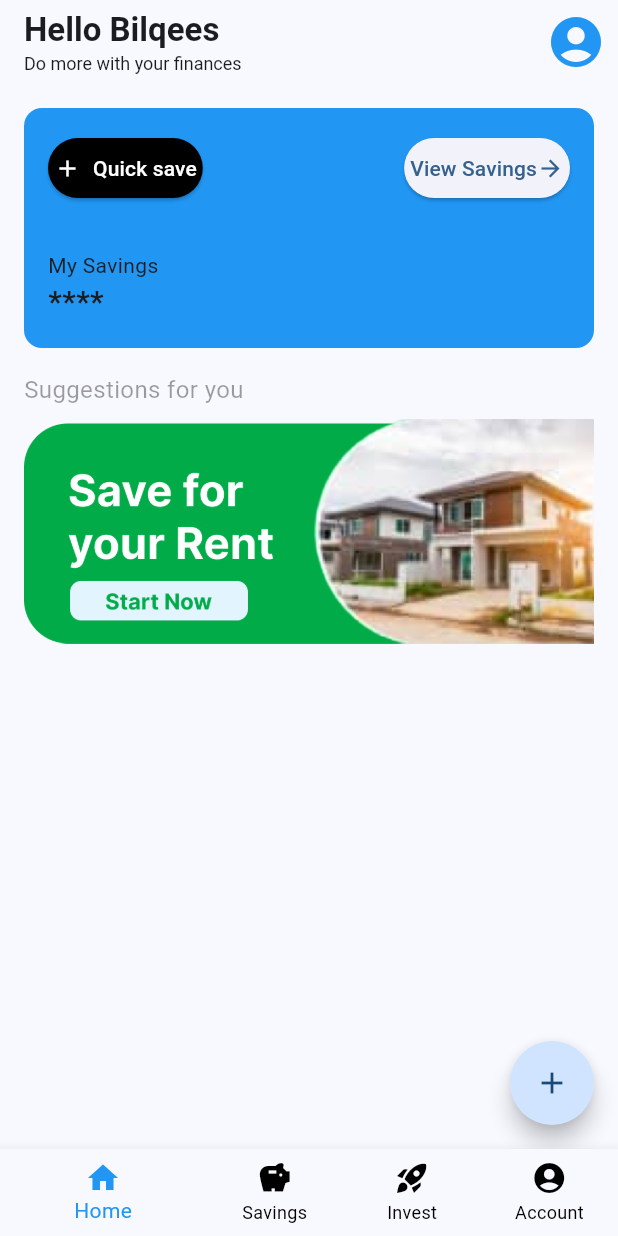
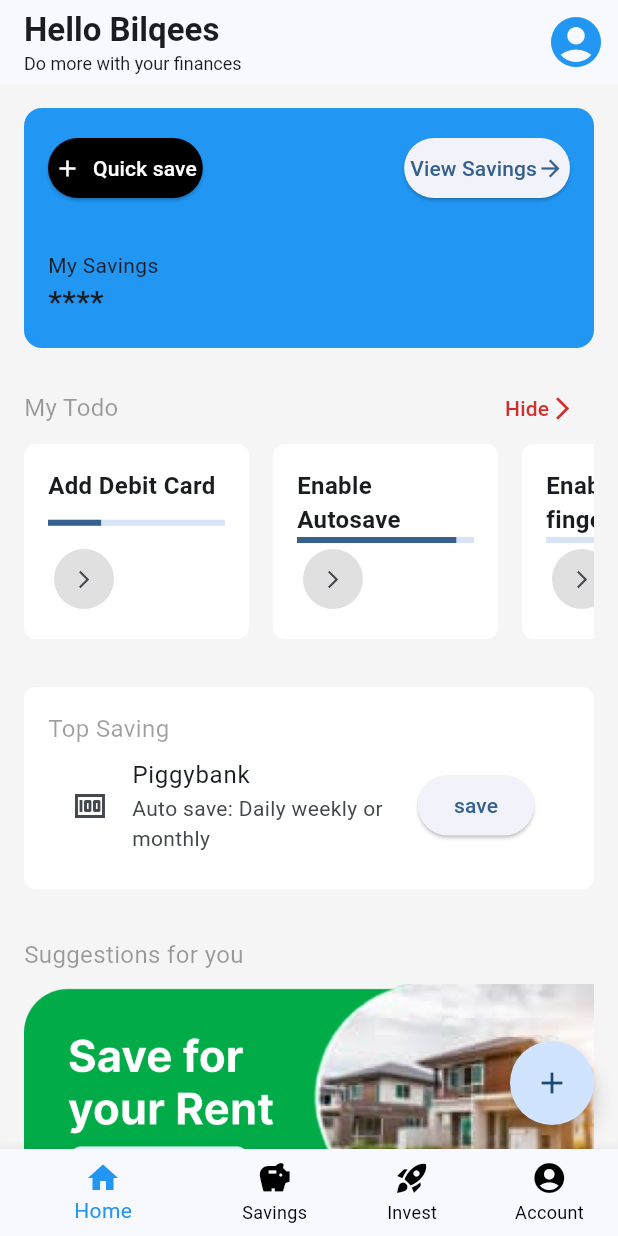
Before and after one commit to Fabilqees/savenet_app, a Flutter app: the screen it shows after launch, on a phone screen of 412 x 824 dp. Run offline on Flutter 3.47's test engine with Material 3 defaults, Android fonts, the phone set to English and light mode, and no system bars; missing offline and left inert: dart:ffi.

Commit message:
created todo item, todo section and top savings widgets

```diff
--- a/lib/features/home/pages/home_view.dart
+++ b/lib/features/home/pages/home_view.dart
@@ -1,5 +1,7 @@
 
 import 'package:flutter/material.dart';
+import 'package:savenet_app/features/home/widget/my_todo_section.dart';
+import 'package:savenet_app/features/home/widget/top_savings_section.dart';
 
 import '../widget/savings_details_card.dart';
 import '../widget/suggestions_section.dart';
@@ -43,6 +45,8 @@ class HomeView extends StatelessWidget {
         padding: EdgeInsets.all(16.0),
         children: [
           SavingDetailsCard(),
+          MyTodoSection(),
+          TopSavingsSection(),
           SuggestionsSection()
         ],
       ),
--- /dev/null
+++ b/lib/features/home/widget/my_todo_item.dart
@@ -0,0 +1,51 @@
+import 'dart:ffi';
+
+import 'package:flutter/material.dart';
+
+class MyTodoItem extends StatelessWidget {
+  const MyTodoItem({
+    super.key,
+    required this.title,
+    required this.progress,
+    this.onPressed,
+  });
+
+  final String title;
+  final double progress;
+  final Function()? onPressed;
+
+  @override
+  Widget build(BuildContext context) {
+    return Container(
+        padding: EdgeInsets.all(16),
+        margin: EdgeInsets.only(right: 16),
+        width: 150,
+        decoration: BoxDecoration(
+          borderRadius: BorderRadius.circular(8),
+          color: Colors.white
+        ),
+        child: Column(
+          crossAxisAlignment: CrossAxisAlignment.start,
+          mainAxisAlignment: MainAxisAlignment.spaceBetween,
+          children: [
+            Text(
+              title,
+              style: TextStyle(
+                  fontSize: 16,
+                  fontWeight: FontWeight.bold
+              ),
+            ),
+            LinearProgressIndicator(
+              value: progress,
+            ),
+            IconButton(onPressed: onPressed,
+              icon: Icon(Icons.arrow_forward_ios,size: 14,),
+              style: IconButton.styleFrom(
+                  backgroundColor: Colors.grey.shade300
+              ),
+            )
+          ],
+        )
+    );
+  }
+}
--- /dev/null
+++ b/lib/features/home/widget/my_todo_section.dart
@@ -0,0 +1,74 @@
+import 'package:flutter/material.dart';
+import 'package:savenet_app/features/home/widget/my_todo_item.dart';
+
+class MyTodoSection extends StatelessWidget {
+  const MyTodoSection({
+    super.key,
+  });
+
+  @override
+  Widget build(BuildContext context) {
+    return Container(
+      padding: EdgeInsets.symmetric(vertical: 16,horizontal: 0),
+      child: Column(
+        crossAxisAlignment: CrossAxisAlignment.start,
+        children: [
+          //Header Row Start
+          Row(
+            mainAxisAlignment: MainAxisAlignment.spaceBetween,
+            children: [
+              Text(
+                  "My Todo",
+                style: TextStyle(
+                  fontSize: 16,
+                  color: Colors.black38
+                ),
+              ),
+              TextButton
+                  (onPressed: () {},
+                  child: Row(
+                    children: [
+                      Text(
+                          "Hide",
+                        style: TextStyle(color: Colors.red.shade700),
+                      ),
+                      Icon(
+                          Icons.arrow_forward_ios,
+                          size: 18,
+                          color: Colors.red.shade700,
+                      )
+                    ],
+                  )
+,              )
+            ],
+          ),
+          //List View Start
+          SizedBox(
+            height: 130,
+            child: ListView(
+              scrollDirection: Axis.horizontal,
+              children: [
+                MyTodoItem(
+                  title: "Add Debit Card",
+                  progress: 0.3,
+                  onPressed: () {},
+                ),
+                MyTodoItem(
+                  title: "Enable Autosave",
+                  progress: 0.9,
+                    onPressed: () {}
+                ),
+                MyTodoItem(
+                  title: "Enable face id/ fingerprint",
+                  progress: 0,
+                    onPressed: () {}
+                )
+              ],
+
+            ),
+          )
+        ],
+      ),
+    );
+  }
+}
--- /dev/null
+++ b/lib/features/home/widget/top_savings_section.dart
@@ -0,0 +1,40 @@
+import 'package:flutter/material.dart';
+
+class TopSavingsSection extends StatelessWidget {
+  const TopSavingsSection({
+    super.key,
+  });
+
+  @override
+  Widget build(BuildContext context) {
+    return Container(
+      margin: EdgeInsets.symmetric(vertical: 16),
+      padding: EdgeInsets.all(16),
+      decoration: BoxDecoration(
+        borderRadius: BorderRadius.circular(8),
+        color: Colors.white
+      ),
+      child: Column(
+          crossAxisAlignment: CrossAxisAlignment.start,
+          children: [
+            Text(
+              "Top Saving",
+              style: TextStyle(
+                  fontSize: 16,
+                  color: Colors.black38
+              ),
+            ),
+            ListTile(
+              leading: Icon(Icons.money),
+              title: Text("Piggybank"),
+              subtitle: Text("Auto save: Daily weekly or monthly"),
+              trailing: ElevatedButton(
+                onPressed: () {},
+                child: Text("save"),
+              ),
+            )
+          ]
+      ),
+    );
+  }
+}
--- a/lib/main.dart
+++ b/lib/main.dart
@@ -17,6 +17,7 @@ class MyApp extends StatelessWidget {
         primaryColor: Colors.blue,
         colorScheme: ColorScheme.fromSeed(seedColor: Colors.blue),
         useMaterial3: true,
+        scaffoldBackgroundColor: Colors.grey.shade100
       ),
       home: HomePage(),
     );
```
Also changed, not shown: 6 other files.
